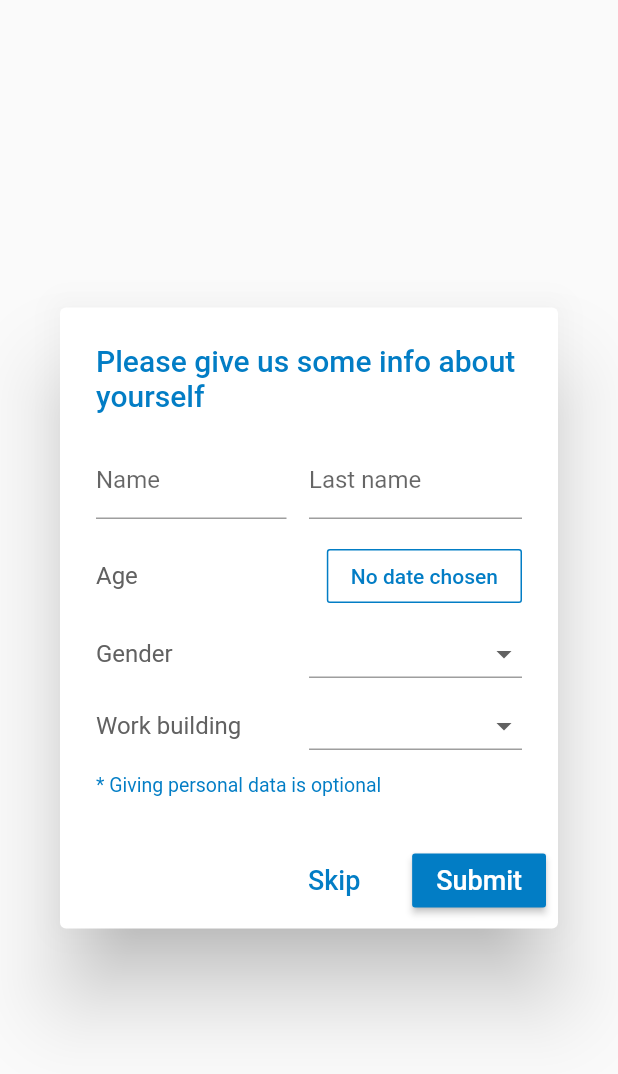
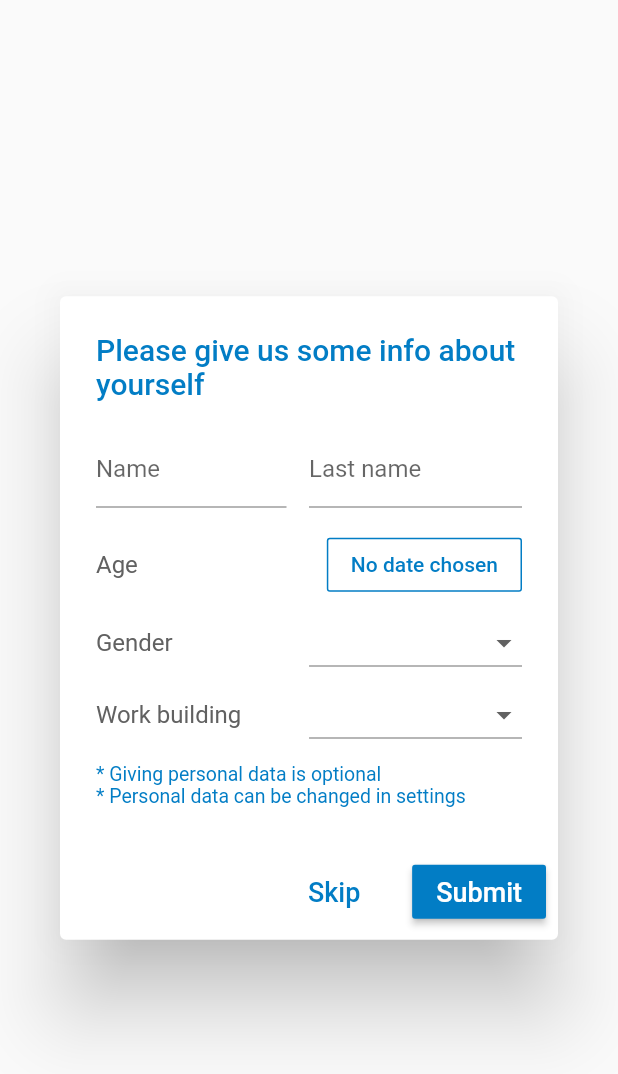
Before and after one commit to awetg/CarePanda, a Flutter app: the UserDataPopup widget shown alone on an empty page, opened directly, on a phone screen of 412 x 824 dp. Shown: the top 1074 px of the screen. Run offline on Flutter 3.47's test engine with Material 2 defaults, Android fonts, the phone set to English and light mode, and no system bars; our stand-ins replace firebase_messaging, get_it, shared_preferences; accounts and stored records are empty; statements that could not run were skipped.

Commit message:
added extra text and changed button text when first startup

```diff
--- a/lib/UserDataPopup.dart
+++ b/lib/UserDataPopup.dart
@@ -17,6 +17,8 @@ class _UserDataPopup extends State<UserDataPopup> {
   var _birthday;
   var _gender;
   var _building;
+  var _cancelPopupText;
+  var _firstTimeStartUp;
 
   @override
   void initState() {
@@ -26,18 +28,18 @@ class _UserDataPopup extends State<UserDataPopup> {
     _birthday = _storageService.birthday;
     _gender = _storageService.gender ?? "Don't want to tell";
     _building = _storageService.building ?? "Don't want to tell";
+    _firstTimeStartUp = _storageService.firstTimeStartUp ?? true;
+
+    // If popup is opened from settings, shows different button text
+    if (_firstTimeStartUp == true || _firstTimeStartUp == null) {
+      _cancelPopupText = "Skip";
+    } else {
+      _cancelPopupText = "Cancel";
+    }
   }
 
   // Sets data to shared preferences
   setData() {
-    // DEV USER DATA LOG
-    /*
-    log("set name: " + _name.toString());
-    log("set last name: " + _lastName.toString());
-    log("set age: " + _birthday.toString());
-    log("set gender: " + _gender.toString());
-    log("set building: " + _building.toString());
-    */
     _storageService.name = _name;
     _storageService.lastName = _lastName;
     _storageService.birthday = _birthday.toString();
@@ -244,6 +246,15 @@ class _UserDataPopup extends State<UserDataPopup> {
                 Text("* Giving personal data is optional",
                     style: TextStyle(fontSize: 13.0, color: _blueColor)),
               ],
+            ),
+            Row(
+              mainAxisSize: MainAxisSize.max,
+              mainAxisAlignment: MainAxisAlignment.start,
+              children: [
+                if (_firstTimeStartUp == true || _firstTimeStartUp == null)
+                  Text("* Personal data can be changed in settings",
+                      style: TextStyle(fontSize: 13.0, color: _blueColor)),
+              ],
             )
           ],
         ),
@@ -252,7 +263,7 @@ class _UserDataPopup extends State<UserDataPopup> {
       // Skip and submit buttons
       actions: [
         FlatButton(
-          child: const Text('Skip', style: TextStyle(fontSize: 18)),
+          child: Text(_cancelPopupText, style: TextStyle(fontSize: 18)),
           textColor: _blueColor,
           splashColor: Color(0xffD7E0EB),
           onPressed: () {
```
